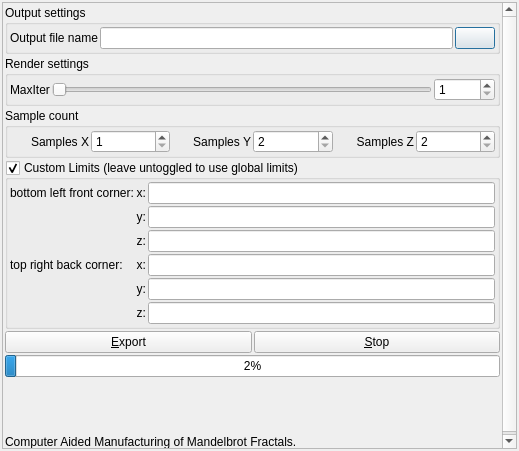
Old version of the form mandelbulber2/qt/mesh_export_dialog.ui in the repository buddhi1980/mandelbulber2.
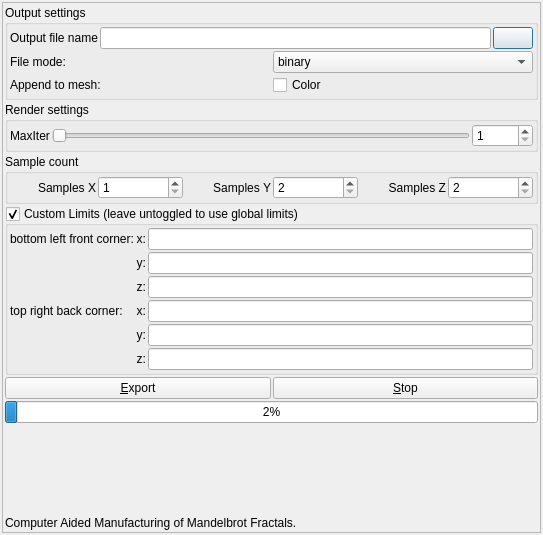
New version of the form. Icons and pictures are not drawn. Custom widgets are drawn as their Qt base class.

Commit message: mesh export - added selection of format and color in ui

The edit to the form file:
```diff
--- a/mandelbulber2/qt/mesh_export_dialog.ui
+++ b/mandelbulber2/qt/mesh_export_dialog.ui
@@ -6,8 +6,8 @@
    <rect>
     <x>0</x>
     <y>0</y>
-    <width>519</width>
-    <height>451</height>
+    <width>543</width>
+    <height>535</height>
    </rect>
   </property>
   <property name="windowTitle">
@@ -42,9 +42,9 @@
       <property name="geometry">
        <rect>
         <x>0</x>
-        <y>0</y>
-        <width>513</width>
-        <height>445</height>
+        <y>-63</y>
+        <width>637</width>
+        <height>735</height>
        </rect>
       </property>
       <layout class="QVBoxLayout" name="verticalLayout_2">
@@ -112,6 +112,49 @@
             </item>
            </layout>
           </item>
+          <item>
+           <layout class="QHBoxLayout" name="horizontalLayout_3">
+            <item>
+             <widget class="QLabel" name="label_3">
+              <property name="text">
+               <string>File mode:</string>
+              </property>
+             </widget>
+            </item>
+            <item>
+             <widget class="QComboBox" name="comboBox_mesh_file_mode">
+              <item>
+               <property name="text">
+                <string>binary</string>
+               </property>
+              </item>
+              <item>
+               <property name="text">
+                <string>ascii</string>
+               </property>
+              </item>
+             </widget>
+            </item>
+           </layout>
+          </item>
+          <item>
+           <layout class="QHBoxLayout" name="horizontalLayout_2">
+            <item>
+             <widget class="QLabel" name="label_4">
+              <property name="text">
+               <string>Append to mesh:</string>
+              </property>
+             </widget>
+            </item>
+            <item>
+             <widget class="QCheckBox" name="checkBox_mesh_color">
+              <property name="text">
+               <string>Color</string>
+              </property>
+             </widget>
+            </item>
+           </layout>
+          </item>
          </layout>
         </widget>
        </item>
```
The commit also changes 12 other files.
